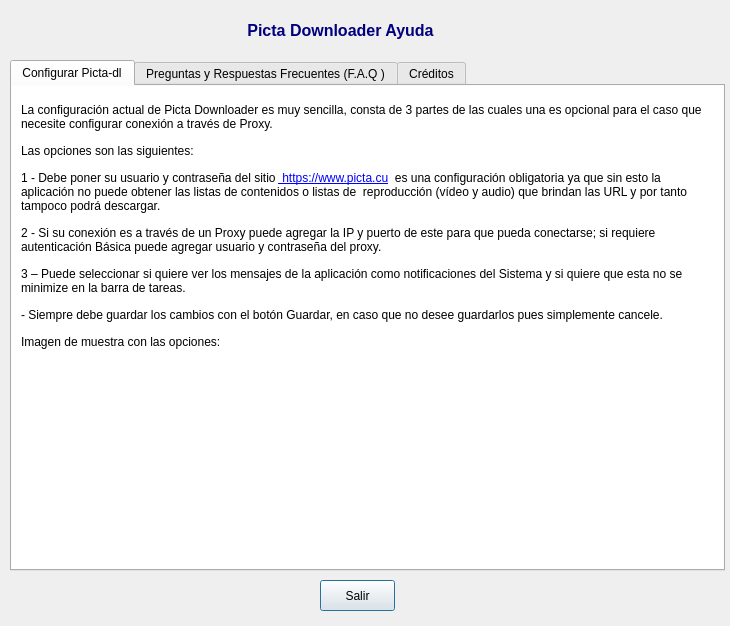
oleksis/picta-dl-gui, file information.ui: the form before one commit.
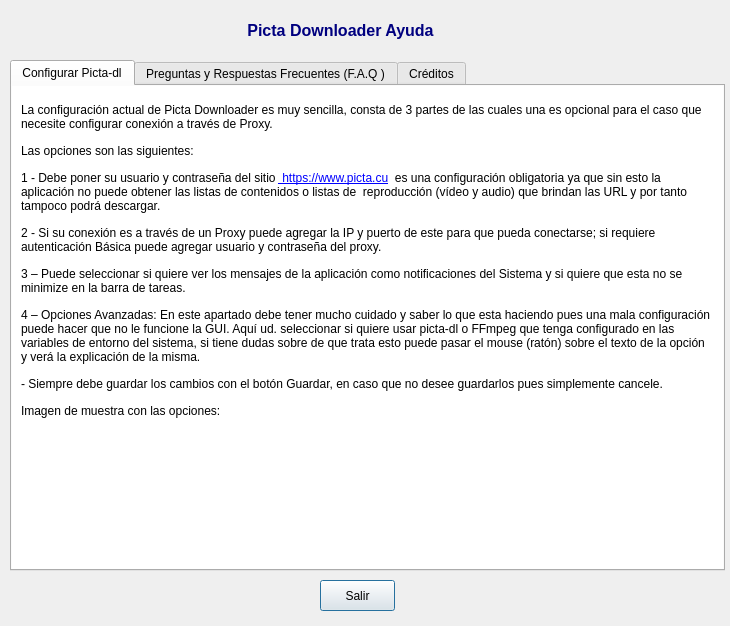
The form after the commit. The open tabs and pages were chosen to show the change. Icons and pictures are not drawn.

The edit to the form file:
```diff
--- a/information.ui
+++ b/information.ui
@@ -105,7 +105,7 @@
 &lt;html&gt;&lt;head&gt;&lt;meta name=&quot;qrichtext&quot; content=&quot;1&quot; /&gt;&lt;style type=&quot;text/css&quot;&gt;
 p, li { white-space: pre-wrap; }
 &lt;/style&gt;&lt;/head&gt;&lt;body style=&quot; font-family:'Arial'; font-size:8.25pt; font-weight:400; font-style:normal;&quot;&gt;
-&lt;p style=&quot; margin-top:10px; margin-bottom:10px; margin-left:5px; margin-right:5px; -qt-block-indent:0; text-indent:0px;&quot;&gt;&lt;br /&gt;&lt;span style=&quot; font-size:9.25pt;&quot;&gt;La configuración actual de Picta Downloader es muy sencilla, consta de 3 partes de las cuales una es opcional para el caso que necesite configurar conexión a través de Proxy.&lt;/span&gt;&lt;br /&gt;&lt;br /&gt;&lt;span style=&quot; font-size:9.25pt;&quot;&gt;Las opciones son las siguientes:&lt;/span&gt;&lt;br /&gt;&lt;br /&gt;&lt;span style=&quot; font-size:9.25pt;&quot;&gt;1 - Debe poner su usuario y contraseña del sitio &lt;/span&gt;&lt;a href=&quot; https://www.picta.cu&quot;&gt;&lt;span style=&quot; font-size:9.25pt; text-decoration: underline; color:#0000ff;&quot;&gt; https://www.picta.cu&lt;/span&gt;&lt;/a&gt;&lt;span style=&quot; font-size:9.25pt;&quot;&gt;  es una configuración obligatoria ya que sin esto la aplicación no puede obtener las listas de contenidos o listas de  reproducción (vídeo y audio) que brindan las URL y por tanto tampoco podrá descargar.&lt;/span&gt;&lt;br /&gt;&lt;br /&gt;&lt;span style=&quot; font-size:9.25pt;&quot;&gt;2 - Si su conexión es a través de un Proxy puede agregar la IP y puerto de este para que pueda conectarse; si requiere autenticación Básica puede agregar usuario y contraseña del proxy. &lt;/span&gt;&lt;br /&gt;&lt;br /&gt;&lt;span style=&quot; font-size:9.25pt;&quot;&gt;3 – Puede seleccionar si quiere ver los mensajes de la aplicación como notificaciones del Sistema y si quiere que esta no se minimize en la barra de tareas.&lt;/span&gt;&lt;br /&gt;&lt;br /&gt;&lt;span style=&quot; font-size:9.25pt;&quot;&gt;- Siempre debe guardar los cambios con el botón Guardar, en caso que no desee guardarlos pues simplemente cancele.&lt;/span&gt;&lt;br /&gt;&lt;br /&gt;&lt;span style=&quot; font-size:9.25pt;&quot;&gt;Imagen de muestra con las opciones:&lt;/span&gt;&lt;br /&gt;&lt;br /&gt;&lt;img src=&quot;:/Ayuda/picta-dl-config.png&quot; /&gt;&lt;span style=&quot; font-family:'MS Shell Dlg 2'; font-size:8pt;&quot;&gt;&lt;br /&gt;&lt;br /&gt;&lt;/span&gt;&lt;/p&gt;&lt;/body&gt;&lt;/html&gt;</string>
+&lt;p style=&quot; margin-top:10px; margin-bottom:10px; margin-left:5px; margin-right:5px; -qt-block-indent:0; text-indent:0px;&quot;&gt;&lt;br /&gt;&lt;span style=&quot; font-size:9.25pt;&quot;&gt;La configuración actual de Picta Downloader es muy sencilla, consta de 3 partes de las cuales una es opcional para el caso que necesite configurar conexión a través de Proxy.&lt;/span&gt;&lt;br /&gt;&lt;br /&gt;&lt;span style=&quot; font-size:9.25pt;&quot;&gt;Las opciones son las siguientes:&lt;/span&gt;&lt;br /&gt;&lt;br /&gt;&lt;span style=&quot; font-size:9.25pt;&quot;&gt;1 - Debe poner su usuario y contraseña del sitio &lt;/span&gt;&lt;a href=&quot; https://www.picta.cu&quot;&gt;&lt;span style=&quot; font-size:9.25pt; text-decoration: underline; color:#0000ff;&quot;&gt; https://www.picta.cu&lt;/span&gt;&lt;/a&gt;&lt;span style=&quot; font-size:9.25pt;&quot;&gt;  es una configuración obligatoria ya que sin esto la aplicación no puede obtener las listas de contenidos o listas de  reproducción (vídeo y audio) que brindan las URL y por tanto tampoco podrá descargar.&lt;/span&gt;&lt;br /&gt;&lt;br /&gt;&lt;span style=&quot; font-size:9.25pt;&quot;&gt;2 - Si su conexión es a través de un Proxy puede agregar la IP y puerto de este para que pueda conectarse; si requiere autenticación Básica puede agregar usuario y contraseña del proxy. &lt;/span&gt;&lt;br /&gt;&lt;br /&gt;&lt;span style=&quot; font-size:9.25pt;&quot;&gt;3 – Puede seleccionar si quiere ver los mensajes de la aplicación como notificaciones del Sistema y si quiere que esta no se minimize en la barra de tareas.&lt;/span&gt;&lt;br /&gt;&lt;br /&gt;&lt;span style=&quot; font-size:9.25pt;&quot;&gt;4 – Opciones Avanzadas: En este apartado debe tener mucho cuidado y saber lo que esta haciendo pues una mala configuración puede hacer que no le funcione la GUI. Aquí ud. seleccionar si quiere usar picta-dl o FFmpeg que tenga configurado en las variables de entorno del sistema, si tiene dudas sobre de que trata esto puede pasar el mouse (ratón) sobre el texto de la opción y verá la explicación de la misma.&lt;/span&gt;&lt;br /&gt;&lt;br /&gt;&lt;span style=&quot; font-size:9.25pt;&quot;&gt;- Siempre debe guardar los cambios con el botón Guardar, en caso que no desee guardarlos pues simplemente cancele.&lt;/span&gt;&lt;br /&gt;&lt;br /&gt;&lt;span style=&quot; font-size:9.25pt;&quot;&gt;Imagen de muestra con las opciones:&lt;/span&gt;&lt;br /&gt;&lt;br /&gt;&lt;img src=&quot;:/Ayuda/picta-dl-config.png&quot; /&gt;&lt;span style=&quot; font-family:'MS Shell Dlg 2'; font-size:8pt;&quot;&gt;&lt;br /&gt;&lt;br /&gt;&lt;/span&gt;&lt;/p&gt;&lt;/body&gt;&lt;/html&gt;</string>
      </property>
      <property name="textInteractionFlags">
       <set>Qt::TextSelectableByKeyboard|Qt::TextSelectableByMouse</set>
```
